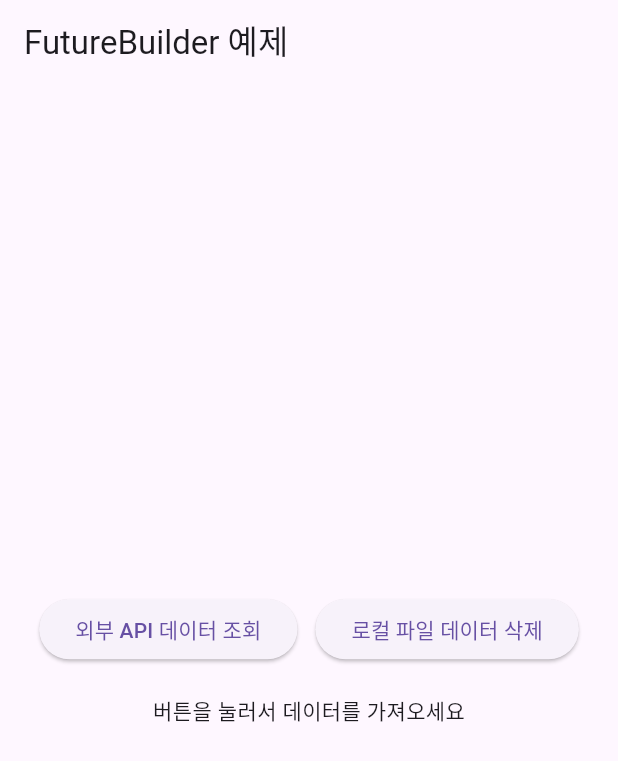
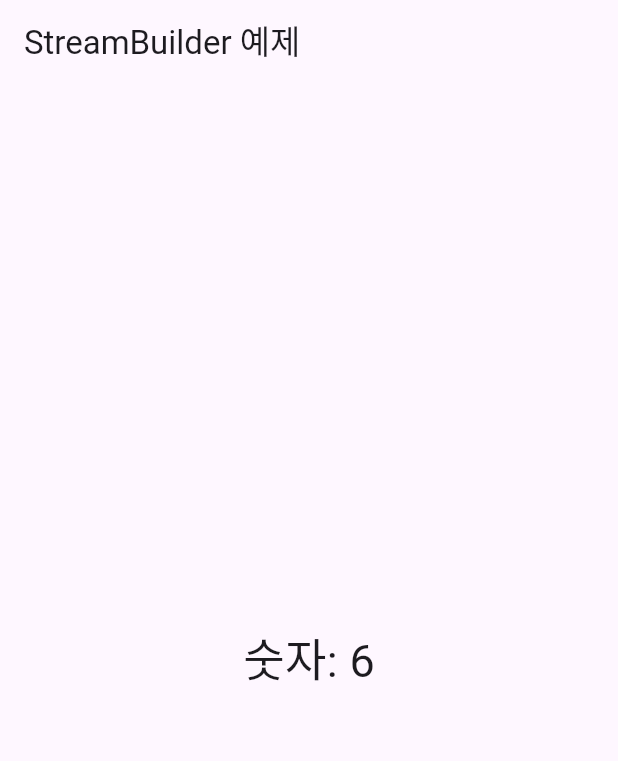
Before and after one commit to Daco2020/hellow_flutter, a Flutter app: the screen it shows after launch, on a phone screen of 412 x 824 dp. Shown: the top 761 px of the screen. Run offline on Flutter 3.47's test engine with Material 3 defaults, Android fonts, the phone set to English and light mode, and no system bars.

Commit message:
08. 실시간 데이터를 UI에 반영하는 StreamBuilder 알아보기

```diff
--- a/lib/main.dart
+++ b/lib/main.dart
@@ -1,80 +1,40 @@
+import 'dart:async';
 import 'package:flutter/material.dart';
 
 void main() => runApp(const MyApp());
 
 class MyApp extends StatelessWidget {
   const MyApp({super.key});
-
   @override
   Widget build(BuildContext context) {
-    return MaterialApp(title: 'Future/Await 실습', home: MyHomePage());
+    return MaterialApp(home: MyHomePage());
   }
 }
 
-Future<String> fetchMessage() async {
-  await Future.delayed(Duration(seconds: 2));
-  return "데이터 도착! 👏";
+class MyHomePage extends StatelessWidget {
+  // 1초마다 숫자를 증가시키는 Stream 생성
+  Stream<int> numberStream() {
+    return Stream.periodic(Duration(seconds: 1), (count) => count);
   }
-
-Future<String> deleteMessage() async {
-  await Future.delayed(Duration(seconds: 2));
-  return "데이터 삭제! 👏";
-}
-
-class MyHomePage extends StatefulWidget {
-  @override
-  _MyHomePageState createState() => _MyHomePageState();
-}
-
-class _MyHomePageState extends State<MyHomePage> {
-  Future<String>? _future;
 
   @override
   Widget build(BuildContext context) {
     return Scaffold(
-      appBar: AppBar(title: Text('FutureBuilder 예제')),
+      appBar: AppBar(title: Text('StreamBuilder 예제')),
       body: Center(
-        child: Column(
-          mainAxisAlignment: MainAxisAlignment.center,
-          children: [
-            Row(
-              mainAxisAlignment: MainAxisAlignment.center,
-              children: [
-                ElevatedButton(
-                  onPressed: () {
-                    setState(() {
-                      _future = fetchMessage();
-                    });
-                  },
-                  child: Text('외부 API 데이터 조회'),
-                ),
-                SizedBox(width: 12),
-                ElevatedButton(
-                  onPressed: () {
-                    setState(() {
-                      _future = deleteMessage();
-                    });
-                  },
-                  child: Text('로컬 파일 데이터 삭제'),
-                ),
-              ],
-            ),
-            SizedBox(height: 20),
-            FutureBuilder<String>(
-              future: _future,
+        child: StreamBuilder<int>(
+          stream: numberStream(), // 여기서 스트림을 구독
           builder: (context, snapshot) {
             if (snapshot.connectionState == ConnectionState.waiting) {
-                  return CircularProgressIndicator(); // 로딩 중
+              return Text("스트림 연결 중...");
             } else if (snapshot.hasError) {
-                  return Text('에러 발생: ${snapshot.error}');
+              return Text("에러 발생: ${snapshot.error}");
             } else if (snapshot.hasData) {
-                  return Text('결과: ${snapshot.data}'); // 데이터 도착
+              return Text('숫자: ${snapshot.data}', style: TextStyle(fontSize: 30));
             } else {
-                  return Text('버튼을 눌러서 데이터를 가져오세요');
+              return Text("데이터 없음");
             }
           },
-            ),
-          ],
         ),
       ),
     );
```
Lines whose indentation alone changed are shown as unchanged.
